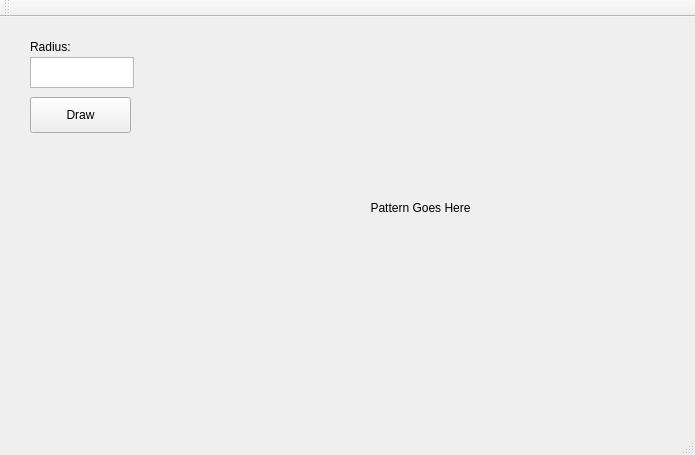
The window that a02/mainwindow.ui (HeptaDecane/CG_SEM4) describes before a commit, drawn with Qt 5.
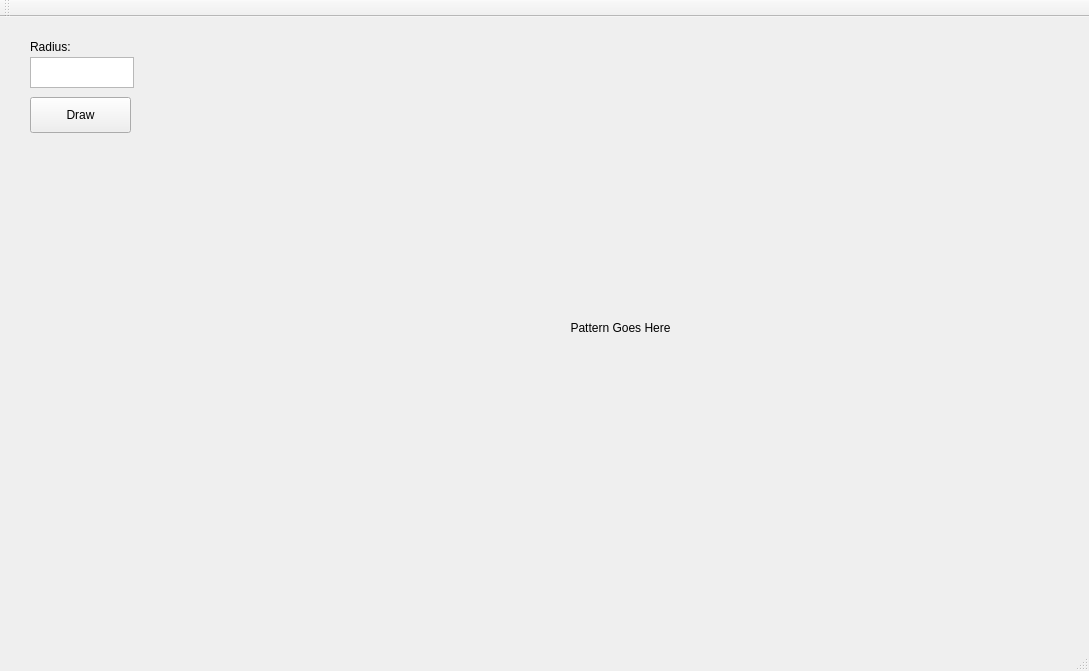
The same window after the commit.

Patch:
```diff
--- a/a02/mainwindow.ui
+++ b/a02/mainwindow.ui
@@ -6,8 +6,8 @@
    <rect>
     <x>0</x>
     <y>0</y>
-    <width>695</width>
-    <height>455</height>
+    <width>1089</width>
+    <height>671</height>
    </rect>
   </property>
   <property name="windowTitle">
@@ -17,10 +17,10 @@
    <widget class="QLabel" name="label">
     <property name="geometry">
      <rect>
-      <x>160</x>
-      <y>0</y>
-      <width>521</width>
-      <height>381</height>
+      <x>190</x>
+      <y>30</y>
+      <width>861</width>
+      <height>561</height>
      </rect>
     </property>
     <property name="text">
```
Left out of the diff: 4 changed lines with no effect on the pictures.
